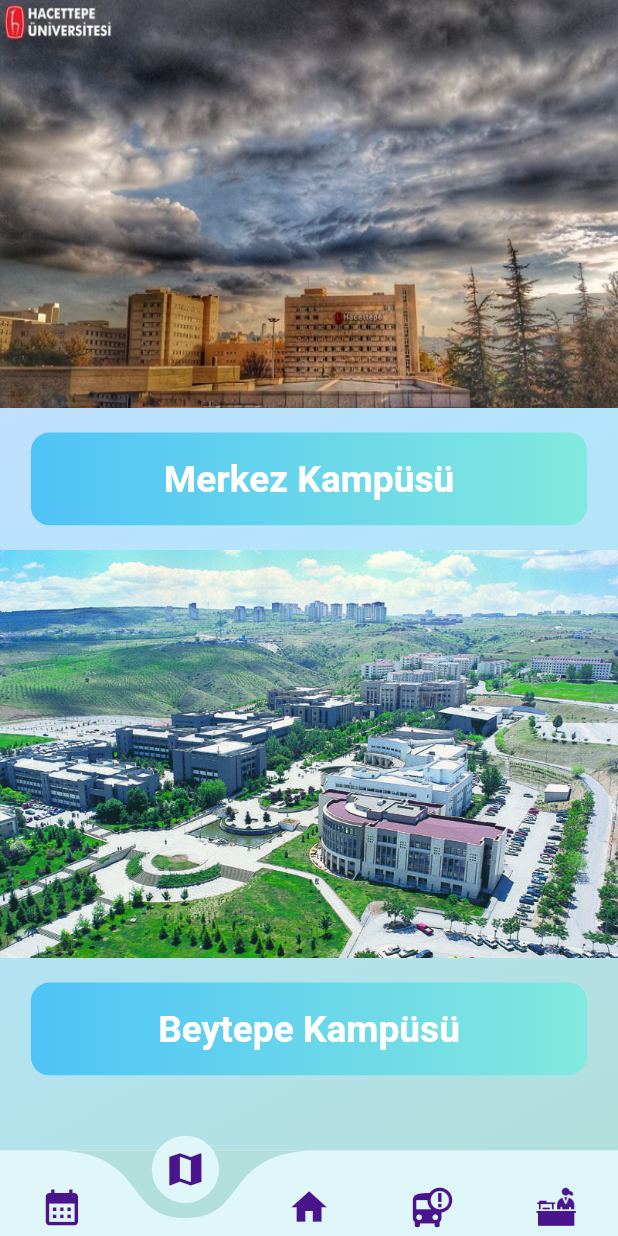
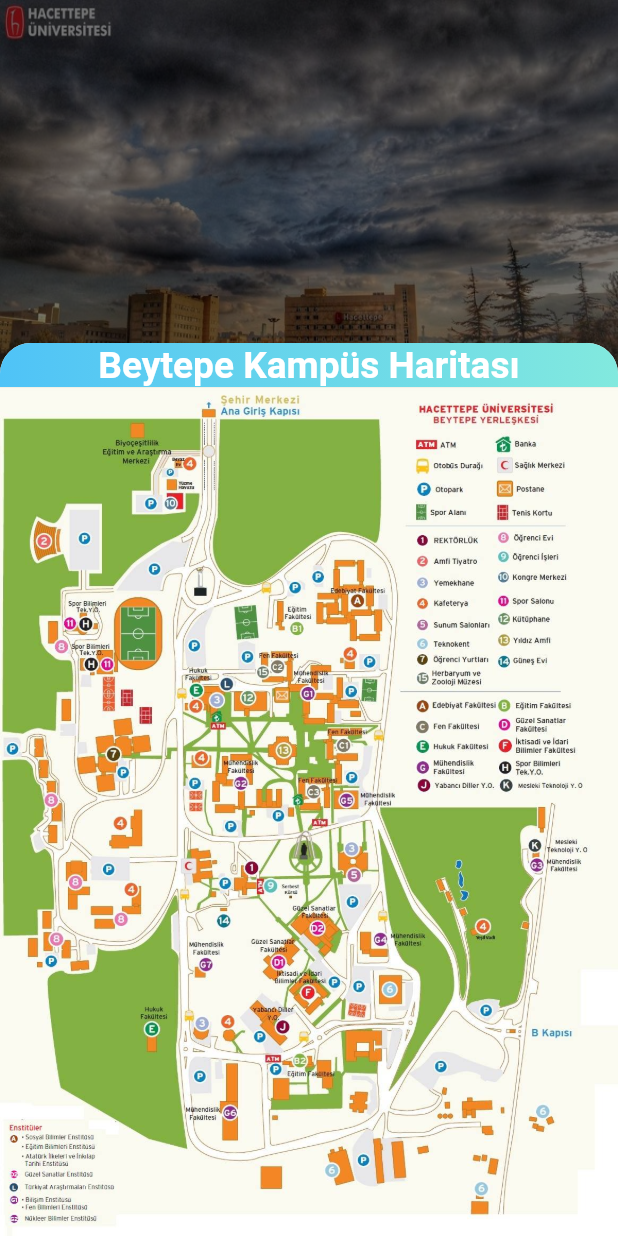
Before and after one commit to oakarakum/hachat, a Flutter app: the HomePage screen opened by its route, item 2 of the bottom bar chosen, after a tap on "Beytepe Kampüsü", on a phone screen of 412 x 824 dp. Run offline on Flutter 3.47's test engine with Material 2 defaults, Android fonts, the light colour scheme and no system bars; drawn by our look-alikes of curved_navigation_bar; our stand-ins replace animate_do, flutter_svg, get, google_fonts, responsive_sizer; statements that could not run were skipped.

Commit message:
haritalar bitti.

```diff
--- a/lib/app/controllers/maps_controller.dart
+++ b/lib/app/controllers/maps_controller.dart
@@ -45,8 +45,8 @@
     tabIndex = index.obs;
     update();
   }
-  merkezModal(BuildContext context){
 
+  merkezModal(BuildContext context) {
     showModalBottomSheet(
         context: context,
         isDismissible: true,
@@ -54,38 +54,66 @@
         enableDrag: true,
         elevation: 1,
         shape: RoundedRectangleBorder(
-      borderRadius: BorderRadius.vertical(
-        top: Radius.circular(5.w)
-      )
-    ),
+            borderRadius: BorderRadius.vertical(top: Radius.circular(5.w))),
         builder: (context) => Container(
               decoration: BoxDecoration(
                   gradient: const LinearGradient(colors: [
                     Color(0xff4fc3f7),
                     Color(0xff82e9de),
                   ], begin: Alignment.topLeft, end: Alignment.topRight),
-         borderRadius: BorderRadius.vertical(
-        top: Radius.circular(5.w)
-      )
-      ),
+                  borderRadius:
+                      BorderRadius.vertical(top: Radius.circular(5.w))),
               child: Column(
                 mainAxisSize: MainAxisSize.min,
                 //mainAxisAlignment: MainAxisAlignment.center,
                 children: [
-          Text("Sıhhiye Kampüs Haritası",style: TextStyle(color: Colors.white,fontWeight: FontWeight.w600,fontSize: 3.h),),
+                  Text(
+                    "Sıhhiye Kampüs Haritası",
+                    style: TextStyle(
+                        color: Colors.white,
+                        fontWeight: FontWeight.w600,
+                        fontSize: 3.h),
+                  ),
                   Image.asset("assets/merkez kroki.jpg")
                 ],
               ),
-    )
-    /* Container(
-      height: 60.h,
-      width: 100.w,
-      decoration:  BoxDecoration(
-        borderRadius: BorderRadius.only(topLeft: Radius.circular(5.w),topRight: Radius.circular(5.w)),
-        image: DecorationImage(image: AssetImage("assets/merkez kroki.jpg"))),
+            ));
 
-    ) */
-    )   ;
+    //"assets/merkez kroki.jpg"
+  }
+
+  beyTepeModal(BuildContext context) {
+    showModalBottomSheet(
+        context: context,
+        isDismissible: true,
+        isScrollControlled: true,
+        enableDrag: true,
+        elevation: 1,
+        shape: RoundedRectangleBorder(
+            borderRadius: BorderRadius.vertical(top: Radius.circular(5.w))),
+        builder: (context) => Container(
+              decoration: BoxDecoration(
+                  gradient: const LinearGradient(colors: [
+                    Color(0xff4fc3f7),
+                    Color(0xff82e9de),
+                  ], begin: Alignment.topLeft, end: Alignment.topRight),
+                  borderRadius:
+                      BorderRadius.vertical(top: Radius.circular(5.w))),
+              child: Column(
+                mainAxisSize: MainAxisSize.min,
+                //mainAxisAlignment: MainAxisAlignment.center,
+                children: [
+                  Text(
+                    "Beytepe Kampüs Haritası",
+                    style: TextStyle(
+                        color: Colors.white,
+                        fontWeight: FontWeight.w600,
+                        fontSize: 3.h),
+                  ),
+                  Image.asset("assets/beytepe_kroki.jpg")
+                ],
+              ),
+            ));
 
     //"assets/merkez kroki.jpg"
   }
--- a/lib/app/ui/pages/maps_page.dart
+++ b/lib/app/ui/pages/maps_page.dart
@@ -89,8 +89,10 @@
                     ),
                     Padding(
                       padding: EdgeInsets.symmetric(horizontal: 5.w),
-                      child: GestureDetector(
-                        onTap: () {},
+                      child: GestureDetector(//beytepe  harita butonu
+                        onTap: () {
+                          controller.beyTepeModal(context);
+                        },
                         child: Container(
                           height: 7.5.h,
                           width: 100.w,
```
Also changed, not shown: assets/beytepe_kroki.jpg (added). Lines whose indentation alone changed are shown as unchanged.
